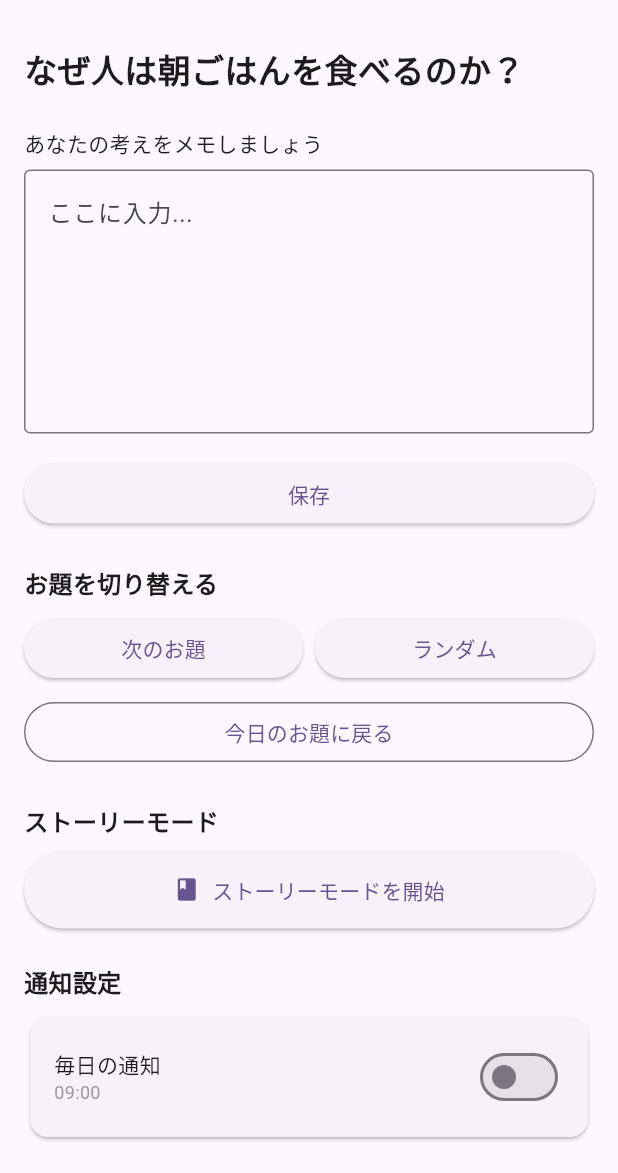
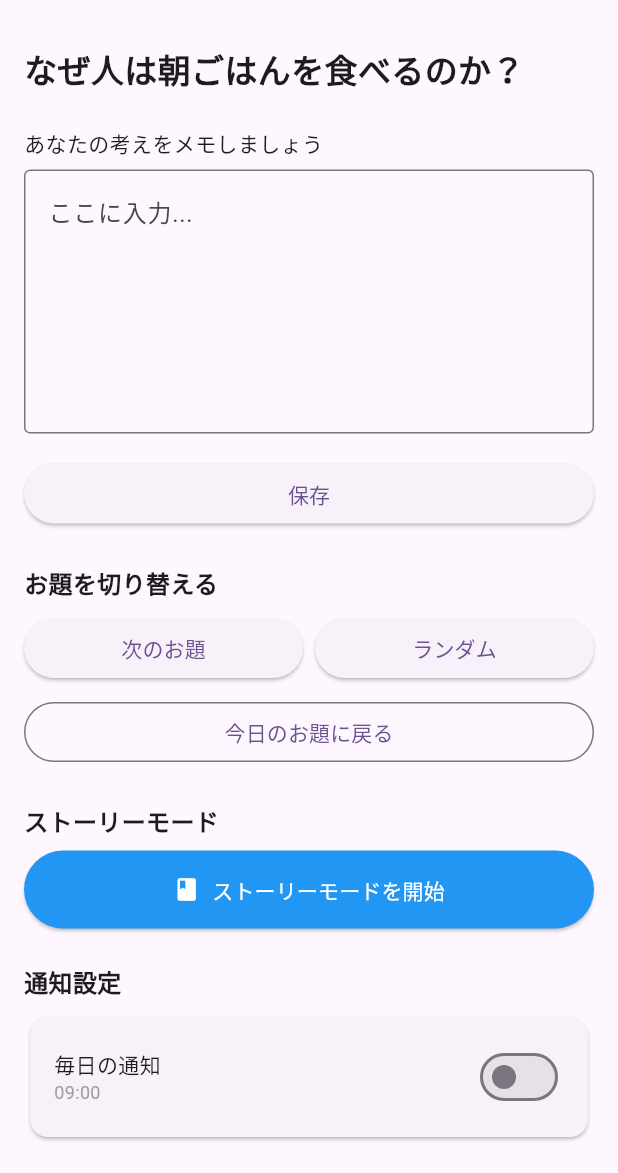
Before and after one commit to hotuma/critical-thinking-app2, a Flutter app: the screen it shows after launch, on a phone screen of 412 x 824 dp, the part 63-1236 px from its top. Run offline on Flutter 3.47's test engine with Material 3 defaults, Android fonts, the phone set to English and light mode, and no system bars; our stand-ins replace flutter_local_notifications, shared_preferences, timezone.

Commit message:
ストーリーモードボタンの色を修正

```diff
--- a/lib/main.dart
+++ b/lib/main.dart
@@ -336,6 +336,8 @@ class _CriticalThinkingHomePageState extends State<CriticalThinkingHomePage> {
                       label: Text('ストーリーモードを開始'),
                       style: ElevatedButton.styleFrom(
                         padding: EdgeInsets.symmetric(vertical: 16),
+                        backgroundColor: Colors.blue, // ボタンの背景色を明示的に設定
+                        foregroundColor: Colors.white, // ボタンの文字色を明示的に設定
                       ),
                     ),
                   ),
```
